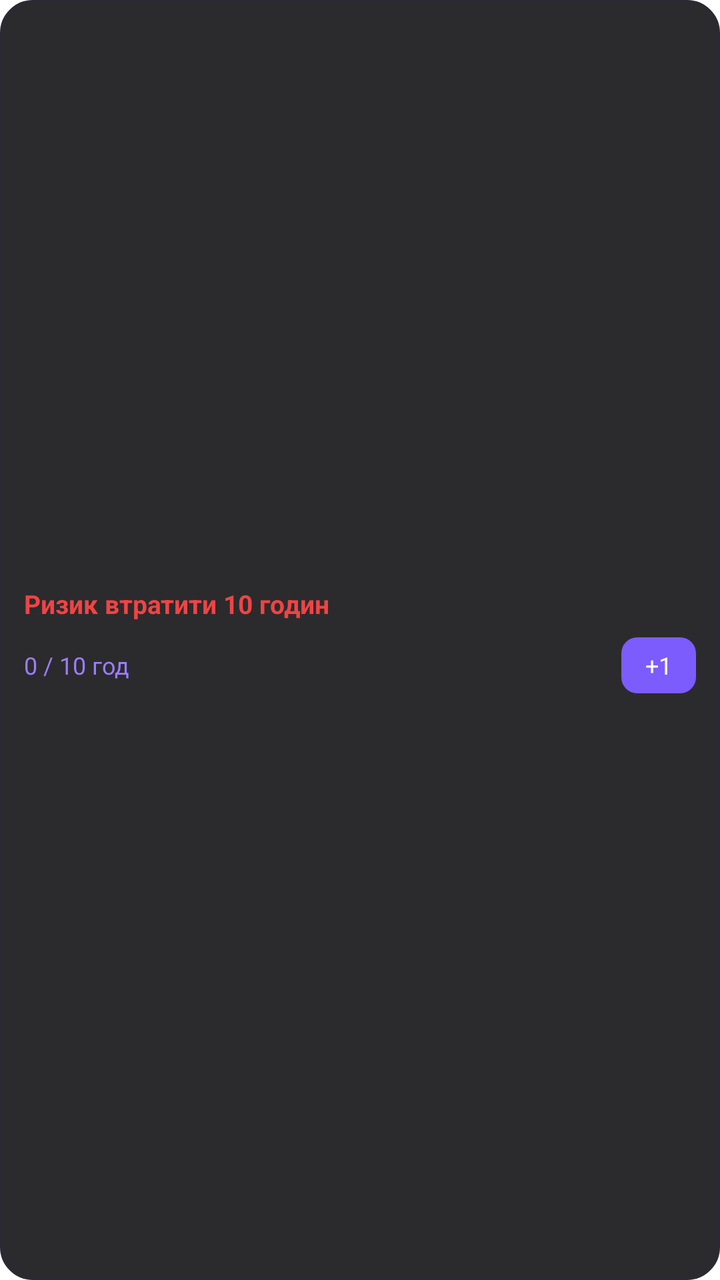
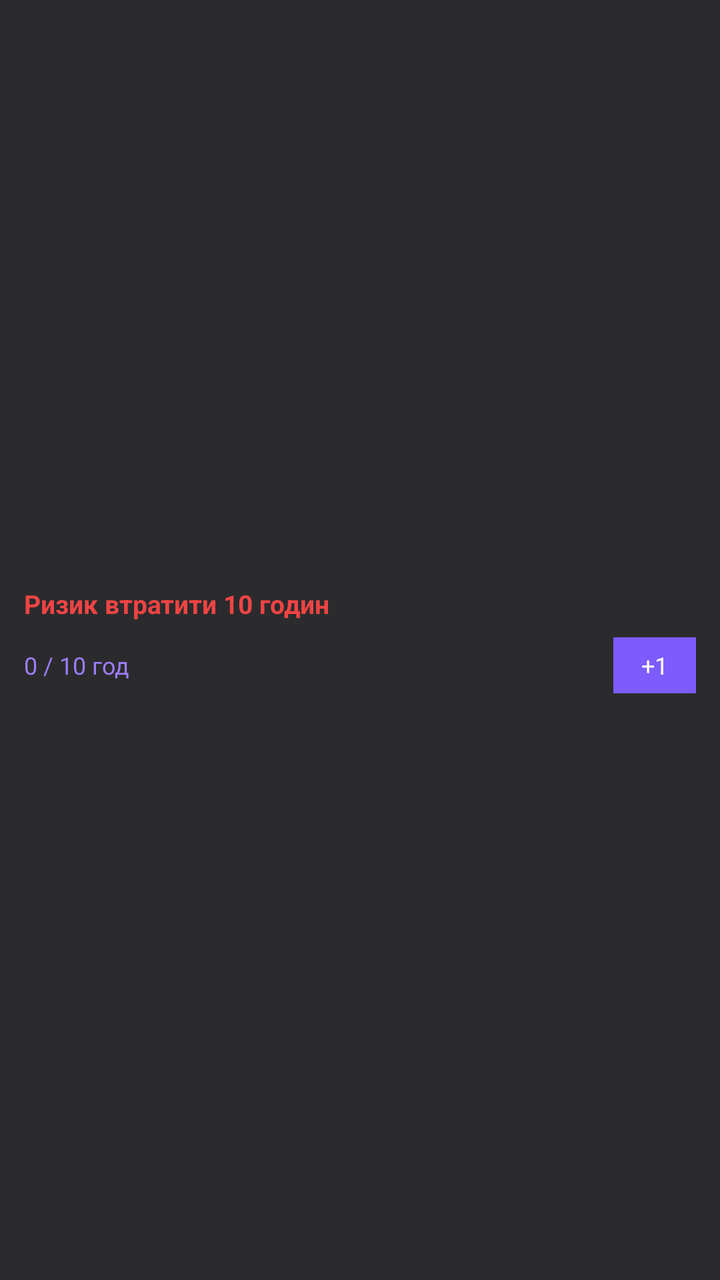

The first picture is an Android layout as it rendered before a commit; the second is the same layout after the commit. The layout source and the unified diff follow.
<!-- AndroidManifest.xml: fallback theme Theme.MaterialComponents.DayNight.NoActionBar -->
<!-- res/layout/focus_widget_small.xml -->
<?xml version="1.0" encoding="utf-8"?>
<LinearLayout
    xmlns:android="http://schemas.android.com/apk/res/android"
    android:layout_width="match_parent"
    android:layout_height="match_parent"
    android:orientation="vertical"
    android:background="@drawable/widget_bg"
    android:padding="12dp"
    android:gravity="center_vertical">

    <TextView
        android:id="@+id/widget_small_risk"
        android:layout_width="match_parent"
        android:layout_height="wrap_content"
        android:text="Ризик втратити 10 годин"
        android:textColor="#FFEF4444"
        android:textSize="13sp"
        android:textStyle="bold"
        android:maxLines="2"
        android:ellipsize="end"/>

    <LinearLayout
        android:layout_width="match_parent"
        android:layout_height="wrap_content"
        android:orientation="horizontal"
        android:layout_marginTop="8dp"
        android:gravity="center_vertical">

        <TextView
            android:id="@+id/widget_small_progress"
            android:layout_width="0dp"
            android:layout_height="wrap_content"
            android:layout_weight="1"
            android:text="0 / 10 год"
            android:textColor="#FF9D7DFF"
            android:textSize="12sp"/>

        <TextView
            android:id="@+id/widget_btn_add"
            android:layout_width="wrap_content"
            android:layout_height="28dp"
            android:text="+1"
            android:textSize="12sp"
            android:textColor="#FFFFFFFF"
            android:background="@drawable/btn_bg"
            android:gravity="center"
            android:paddingLeft="12dp"
            android:paddingRight="12dp"
            android:clickable="true"/>
    </LinearLayout>
</LinearLayout>
<!-- resources referenced by this layout -->
<resources>
  <!-- drawable btn_bg (drawable) -->
  <?xml version="1.0" encoding="utf-8"?>
  <shape xmlns:android="http://schemas.android.com/apk/res/android"
      android:shape="rectangle">
      <solid android:color="#FF7C5CFC"/>
      <corners android:radius="8dp"/>
  </shape>
  <!-- drawable widget_bg (drawable) -->
  <?xml version="1.0" encoding="utf-8"?>
  <shape xmlns:android="http://schemas.android.com/apk/res/android"
      android:shape="rectangle">
      <solid android:color="#E6141417"/>
      <corners android:radius="16dp"/>
      <stroke android:width="1dp" android:color="#FF2A2A35"/>
  </shape>
</resources>

<!-- the commit's change to res/layout/focus_widget_small.xml (unified diff, before → after) -->
@@ -4,7 +4,7 @@
     android:layout_width="match_parent"
     android:layout_height="match_parent"
     android:orientation="vertical"
-    android:background="@drawable/widget_bg"
+    android:background="#E6141417"
     android:padding="12dp"
     android:gravity="center_vertical">
 
@@ -42,10 +42,9 @@
             android:text="+1"
             android:textSize="12sp"
             android:textColor="#FFFFFFFF"
-            android:background="@drawable/btn_bg"
+            android:background="#FF7C5CFC"
             android:gravity="center"
-            android:paddingLeft="12dp"
-            android:paddingRight="12dp"
-            android:clickable="true"/>
+            android:paddingLeft="14dp"
+            android:paddingRight="14dp"/>
     </LinearLayout>
 </LinearLayout>
<!-- resource entries referenced after the edit -->
@@ -1,19 +1,5 @@
 <!-- resources referenced by this layout -->
 <resources>
-  <!-- drawable btn_bg (drawable) -->
-  <?xml version="1.0" encoding="utf-8"?>
-  <shape xmlns:android="http://schemas.android.com/apk/res/android"
-      android:shape="rectangle">
-      <solid android:color="#FF7C5CFC"/>
-      <corners android:radius="8dp"/>
-  </shape>
-  <!-- drawable widget_bg (drawable) -->
-  <?xml version="1.0" encoding="utf-8"?>
-  <shape xmlns:android="http://schemas.android.com/apk/res/android"
-      android:shape="rectangle">
-      <solid android:color="#E6141417"/>
-      <corners android:radius="16dp"/>
-      <stroke android:width="1dp" android:color="#FF2A2A35"/>
-  </shape>
+
 </resources>
 
